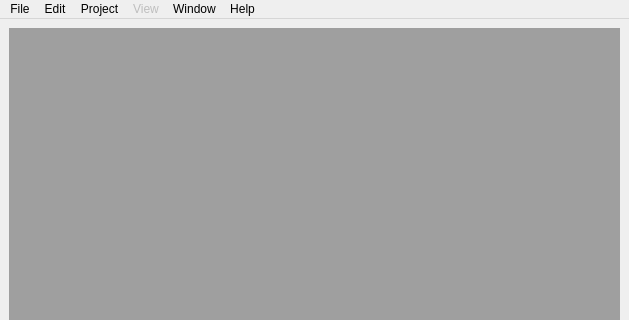
ruimaciel/femp, file gui/ui/MainWindow.ui: the form before one commit; both pictures show x 0 to 629 and y 0 to 320 of the 629 by 544 pixel window.
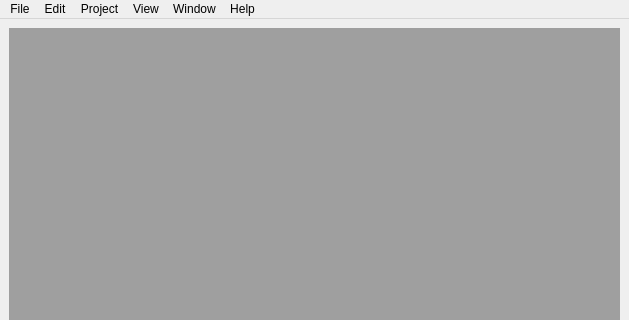
The form after the commit.

```diff
--- a/gui/ui/MainWindow.ui
+++ b/gui/ui/MainWindow.ui
@@ -62,7 +62,7 @@
    </widget>
    <widget class="QMenu" name="menuView">
     <property name="enabled">
-     <bool>false</bool>
+     <bool>true</bool>
     </property>
     <property name="title">
      <string>View</string>
```
Left out of the diff: 35 changed lines with no effect on the pictures.
